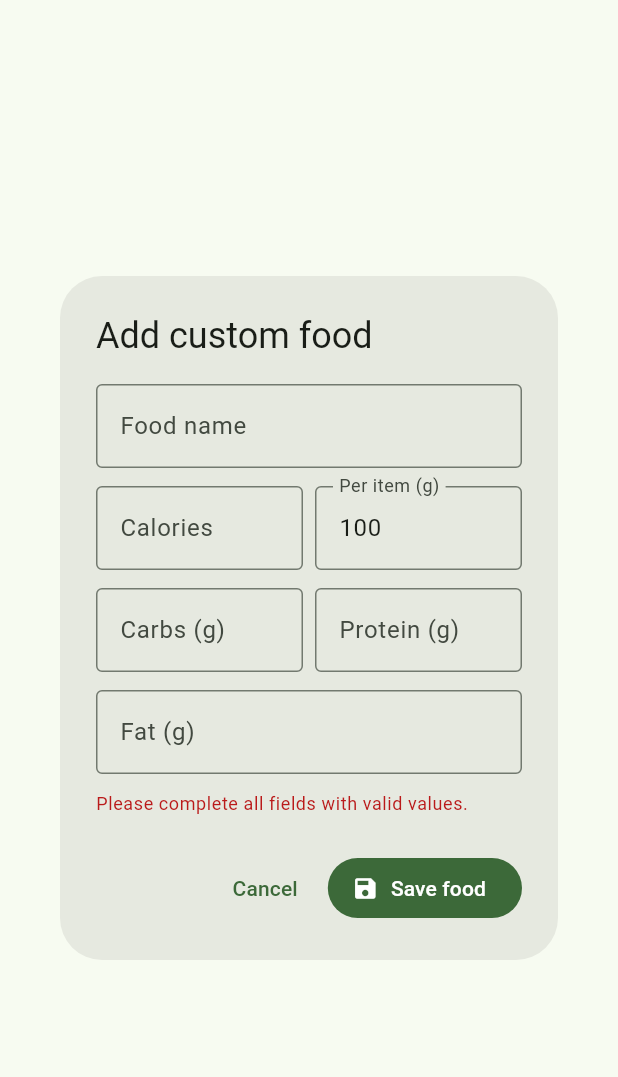
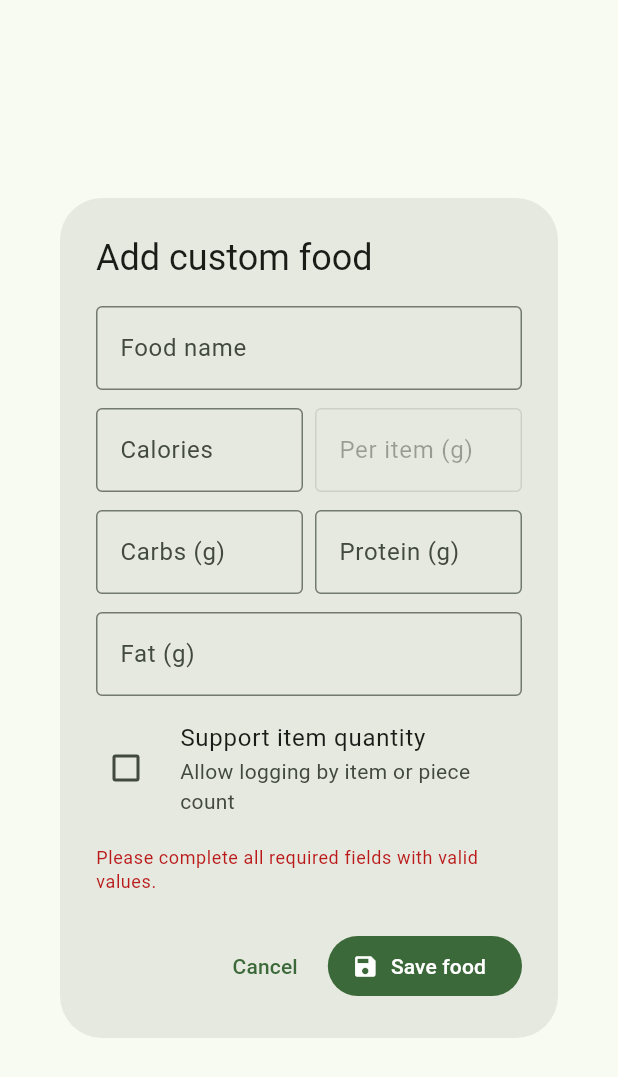
Before and after one commit to KaranSinghG/calorie-tracker, a Flutter app: the _CreateCustomFoodDialog widget shown alone on an empty page, opened directly, after a tap on "Save food", on a phone screen of 412 x 824 dp. Shown: the top 1077 px of the screen. Run offline on Flutter 3.47's test engine with Material 3 defaults, Android fonts, the phone set to English and light mode, and no system bars; our stand-ins replace shared_preferences; accounts and stored records are empty.

Commit message:
feat: add support for item quantity in custom food creation dialog

```diff
--- a/frontend/lib/food_picker_dialog.dart
+++ b/frontend/lib/food_picker_dialog.dart
@@ -406,7 +406,8 @@ class _CreateCustomFoodDialogState extends State<_CreateCustomFoodDialog> {
   final _carbsController = TextEditingController();
   final _proteinController = TextEditingController();
   final _fatController = TextEditingController();
-  final _weightController = TextEditingController(text: '100');
+  final _weightController = TextEditingController();
+  bool _supportItemQuantity = false;
   String? _error;
 
   @override
@@ -426,17 +427,24 @@ class _CreateCustomFoodDialogState extends State<_CreateCustomFoodDialog> {
     final carbs = double.tryParse(_carbsController.text.trim());
     final protein = double.tryParse(_proteinController.text.trim());
     final fat = double.tryParse(_fatController.text.trim());
-    final weight = double.tryParse(_weightController.text.trim());
 
     if (name.isEmpty ||
         calories == null ||
         carbs == null ||
         protein == null ||
-        fat == null ||
-        weight == null ||
-        weight <= 0) {
-      setState(() => _error = 'Please complete all fields with valid values.');
+        fat == null) {
+      setState(() => _error = 'Please complete all required fields with valid values.');
       return;
+    }
+
+    double weight = 100.0;
+    if (_supportItemQuantity) {
+      final parsedWeight = double.tryParse(_weightController.text.trim());
+      if (parsedWeight == null || parsedWeight <= 0) {
+        setState(() => _error = 'Please enter a valid weight per item in grams.');
+        return;
+      }
+      weight = parsedWeight;
     }
 
     try {
@@ -447,6 +455,7 @@ class _CreateCustomFoodDialogState extends State<_CreateCustomFoodDialog> {
         protein: protein,
         fat: fat,
         perItemWeight: weight,
+        supportItemQuantity: _supportItemQuantity,
       );
       if (!context.mounted) return;
       Navigator.of(context).pop(food);
@@ -490,10 +499,12 @@ class _CreateCustomFoodDialogState extends State<_CreateCustomFoodDialog> {
                   Expanded(
                     child: TextField(
                       controller: _weightController,
+                      enabled: _supportItemQuantity,
                       keyboardType: const TextInputType.numberWithOptions(decimal: true),
-                      decoration: const InputDecoration(
+                      decoration: InputDecoration(
                         labelText: 'Per item (g)',
-                        border: OutlineInputBorder(),
+                        hintText: _supportItemQuantity ? 'e.g. 50' : null,
+                        border: const OutlineInputBorder(),
                       ),
                     ),
                   ),
@@ -534,6 +545,19 @@ class _CreateCustomFoodDialogState extends State<_CreateCustomFoodDialog> {
                   border: OutlineInputBorder(),
                 ),
               ),
+              const SizedBox(height: 8),
+              CheckboxListTile(
+                title: const Text('Support item quantity'),
+                subtitle: const Text('Allow logging by item or piece count'),
+                value: _supportItemQuantity,
+                onChanged: (bool? val) {
+                  setState(() {
+                    _supportItemQuantity = val ?? false;
+                  });
+                },
+                controlAffinity: ListTileControlAffinity.leading,
+                contentPadding: EdgeInsets.zero,
+              ),
               if (_error != null) ...[
                 const SizedBox(height: 12),
                 Text(
--- a/frontend/lib/services/api_service.dart
+++ b/frontend/lib/services/api_service.dart
@@ -52,6 +52,7 @@ class ApiService {
     required double protein,
     required double fat,
     required double perItemWeight,
+    bool supportItemQuantity = false,
   }) async {
     final json = await _apiClient.post('/foods/create', body: {
       'name': name,
@@ -60,6 +61,7 @@ class ApiService {
       'protein': protein,
       'fat': fat,
       'perItemWeight': perItemWeight,
+      'supportItemQuantity': supportItemQuantity,
     });
     return Food.fromJson(json as Map<String, dynamic>);
   }
```
